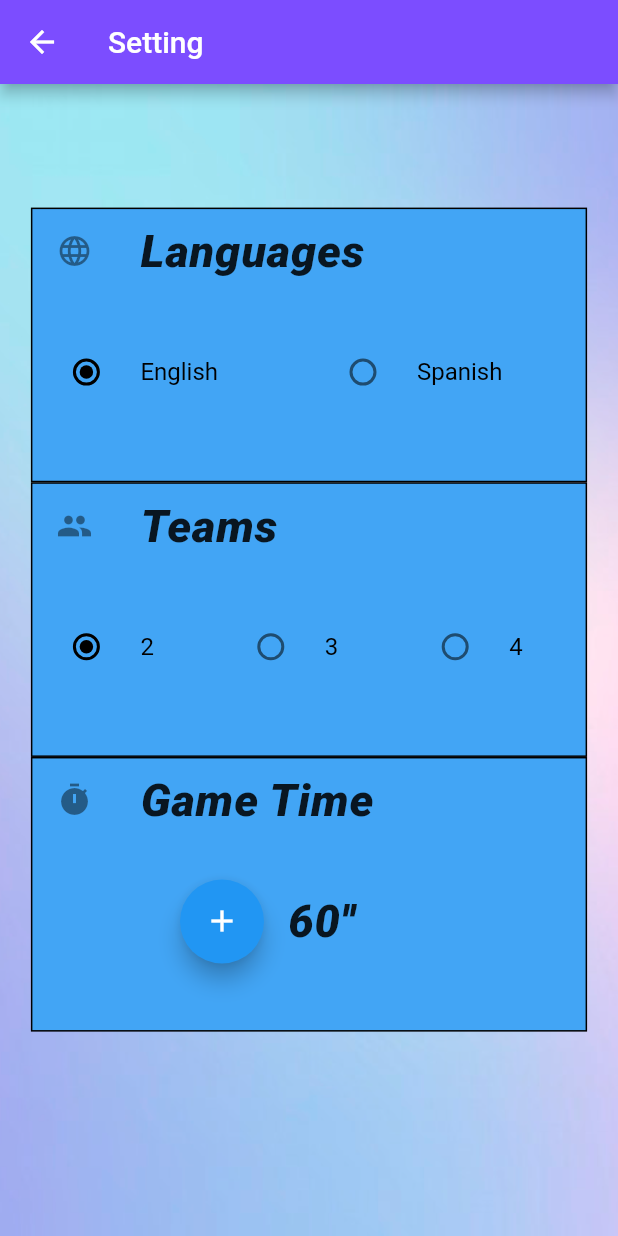
After one commit to MarisabelC/act_it_out_v1, a Flutter app: the SettingPage screen opened directly, on a phone screen of 412 x 824 dp. The commit adds this screen. Run offline on Flutter 3.47's test engine with Material 2 defaults, Android fonts, the light colour scheme and no system bars; our stand-ins replace permission_handler; missing offline and left inert: speech_recognition.

Commit message:
Add setting page

```diff
--- a/lib/main.dart
+++ b/lib/main.dart
@@ -4,7 +4,7 @@ import 'package:flutter/cupertino.dart';
 import 'package:flutter/material.dart';
 import 'scorePage.dart';
 import 'team.dart';
-
+import 'settingPage.dart';
 
 void main() => runApp(MyApp());
 
@@ -61,9 +61,13 @@ class _MyHomePageState extends State<MyHomePage> {
   ];
 
   void _onItemTapped(int index) {
-    setState(() {
-      _selectedIndex = index;
-    });
+    Navigator.push(
+      context,
+      CupertinoPageRoute(
+          builder: (context) => SettingPage(
+            title: 'Setting',
+          )),
+    );
   }
 
 
--- /dev/null
+++ b/lib/scorePage.dart
@@ -0,0 +1,2 @@
+import 'package:flutter/material.dart';
+import 'package:flutter/cupertino.dart';
--- /dev/null
+++ b/lib/settingPage.dart
@@ -0,0 +1,244 @@
+import 'package:flutter/material.dart';
+import 'package:flutter/cupertino.dart';
+
+class SettingPage extends StatefulWidget {
+  SettingPage({Key key, this.title}) : super(key: key);
+  final String title;
+
+  @override
+  _SettingPageState createState() => _SettingPageState();
+}
+
+class _SettingPageState extends State<SettingPage> {
+  final _entries = ['Languages', 'Teams', 'Game Time'];
+  final _icons = [Icons.language, Icons.people, Icons.timer];
+  final _colorCodes = [600, 500, 400, 300];
+  int _currentTeamValue = 2;
+  var selectedRadioTile = 2;
+  var _language = 0;
+
+  final _teamOptions = [
+    TeamValue(2, "2"),
+    TeamValue(3, "3"),
+    TeamValue(4, "4"),
+  ];
+
+  final _languageOptions = [
+    TeamValue(0, "English"),
+    TeamValue(1, "Spanish"),
+  ];
+  var _backgroundColor = Colors.deepPurpleAccent;
+
+  int _timer = 60;
+
+  void _incrementTimer() {
+    setState(() {
+      if (_timer < 120)
+        _timer += 30;
+      else
+        _timer = 60;
+    });
+  }
+
+  @override
+  Widget build(BuildContext context) {
+    final _height =
+        MediaQuery.of(context).size.height / (_entries.length * 1.5);
+    final _width = MediaQuery.of(context).size.width;
+
+    BoxDecoration boxDecoration() {
+      return BoxDecoration(
+        color: Colors.blue[400],
+        border: Border.all(
+          color: Colors.black,
+          width: 1,
+        ),
+      );
+    }
+
+    setSelectedRadioTile(int val) {
+      setState(() {
+        selectedRadioTile = val;
+      });
+    }
+
+    RadioListTile radioButton(List list, int index) {
+      return RadioListTile(
+        value: list[index]._key,
+        groupValue: selectedRadioTile,
+        title: Text(list[index]._value),
+        onChanged: (val) {
+          print("Radio Tile pressed $val");
+          setSelectedRadioTile(val);
+        },
+        activeColor: Colors.black,
+        selected: true,
+      );
+    }
+
+    setSelectedLanguage(int val) {
+      setState(() {
+        _language = val;
+      });
+    }
+
+    RadioListTile radioButtonLanguage(List list, int index) {
+      return RadioListTile(
+        value: list[index]._key,
+        groupValue: _language,
+        title: Text(list[index]._value),
+        onChanged: (val) {
+          print("Radio Tile pressed $val");
+          setSelectedLanguage(val);
+        },
+        activeColor: Colors.black,
+        selected: true,
+      );
+    }
+
+    return Scaffold(
+      appBar: AppBar(
+        backgroundColor: _backgroundColor,
+        // Here we take the value from the MyHomePage object that was created by
+        // the App.build method, and use it to set our appbar title.
+        title: Text(widget.title),
+      ),
+      body: DecoratedBox(
+        position: DecorationPosition.background,
+        decoration: BoxDecoration(
+          image: DecorationImage(
+              image: AssetImage('images/gradient.jpg'), fit: BoxFit.cover),
+        ),
+        child: ListView(
+          padding: EdgeInsets.only(
+              left: _width * .05,
+              right: _width * .05,
+              top: MediaQuery.of(context).size.height * .10),
+          children: <Widget>[
+            Container(
+              height: _height,
+              decoration: boxDecoration(),
+              child: Column(
+                children: <Widget>[
+                  Expanded(
+                    flex: 2,
+                    child: Column(
+                      children: <Widget>[
+                        Expanded(
+                          flex: 2,
+                          child: ListTile(
+                            leading: Icon(_icons[0]),
+                            title: Text(_entries[0],
+                              style: TextStyle(
+                              fontWeight: FontWeight.w800,
+                              fontFamily: 'Roboto',
+                              fontStyle: FontStyle.italic,
+                              letterSpacing: 0.5,
+                              fontSize: 30,
+                            ),),
+                          ),
+                        ),
+                        Expanded(
+                          flex: 8,
+                          child: Row(
+                            children: <Widget>[
+                              Expanded(
+                                  child:
+                                      radioButtonLanguage(_languageOptions, 0)),
+                              Expanded(
+                                  child:
+                                      radioButtonLanguage(_languageOptions, 1)),
+                            ],
+                          ),
+                        ),
+                      ],
+                    ),
+                  ),
+                ],
+              ),
+            ),
+            Container(
+              height: _height,
+              decoration: boxDecoration(),
+              child: Column(
+                children: <Widget>[
+                  Expanded(
+                    flex: 2,
+                    child: ListTile(
+                      leading: Icon(_icons[1]),
+                      title: Text(_entries[1],
+                        style: TextStyle(
+                        fontWeight: FontWeight.w800,
+                        fontFamily: 'Roboto',
+                        fontStyle: FontStyle.italic,
+                        letterSpacing: 0.5,
+                        fontSize: 30,
+                      ),),
+                    ),
+                  ),
+                  Expanded(
+                    flex: 8,
+                    child: Row(
+                      children: <Widget>[
+                        Expanded(child: radioButton(_teamOptions, 0)),
+                        Expanded(child: radioButton(_teamOptions, 1)),
+                        Expanded(child: radioButton(_teamOptions, 2)),
+                      ],
+                    ),
+                  ),
+                ],
+              ),
+            ),
+            Container(
+              height: _height,
+              decoration: boxDecoration(),
+              child: Column(children: <Widget>[
+                Expanded(
+                  flex: 2,
+                  child: ListTile(
+                    leading: Icon(_icons[2]),
+                    title: Text(_entries[2],
+                      style: TextStyle(
+                      fontWeight: FontWeight.w800,
+                      fontFamily: 'Roboto',
+                      fontStyle: FontStyle.italic,
+                      letterSpacing: 0.5,
+                      fontSize: 30,
+                    ),),
+                  ),
+                ),
+                Expanded(
+                  flex: 8,
+                  child: Container(
+                    alignment: Alignment.center,
+                    padding: EdgeInsets.only(left: _width*.2),
+                    child: ListTile(
+                      title: Text(
+                        '$_timer' + "''",
+                        style: TextStyle(
+                          fontWeight: FontWeight.w800,
+                          fontFamily: 'Roboto',
+                          fontStyle: FontStyle.italic,
+                          letterSpacing: 0.5,
+                          fontSize: 30,
+                        ),
+                      ),
+                      leading: FloatingActionButton(
+                          onPressed: _incrementTimer, child: Icon(Icons.add)),
+                    ),
+                  ),
+                ),
+              ]),
+            )
+          ],
+        ),
+      ),
+    );
+  }
+}
+
+class TeamValue {
+  final int _key;
+  final String _value;
+  TeamValue(this._key, this._value);
+}
```
